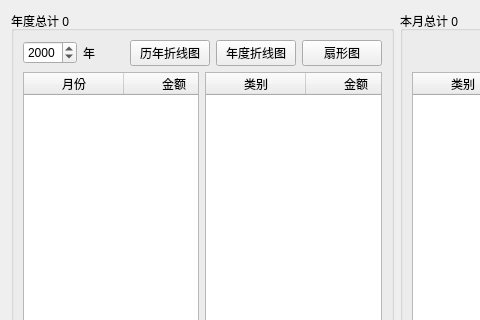
Old version of the form money_note/money_note_widget.ui in the repository Monkiy/money_note; both pictures show x 0 to 480 and y 0 to 320 of the 800 by 600 pixel window.
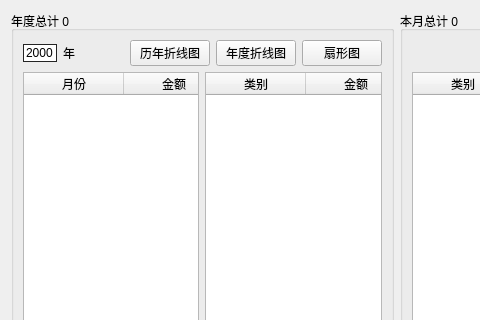
New version of the form.

Commit message: 数字输入框去掉上下按钮 增加消费纪录后清空输入

What changed in the file:
```diff
--- a/money_note/money_note_widget.ui
+++ b/money_note/money_note_widget.ui
@@ -24,6 +24,17 @@
        <layout class="QHBoxLayout" name="horizontalLayout">
         <item>
          <widget class="QDateEdit" name="dateEdit_year">
+          <property name="styleSheet">
+           <string notr="true">QDateEdit
+{
+	border:1px solid #242424;
+}
+ 
+QDateEdit::up-button,QDateEdit::down-button
+{
+	width:0px;
+}</string>
+          </property>
           <property name="displayFormat">
            <string>yyyy</string>
           </property>
```
The commit also changes 2 other files.
